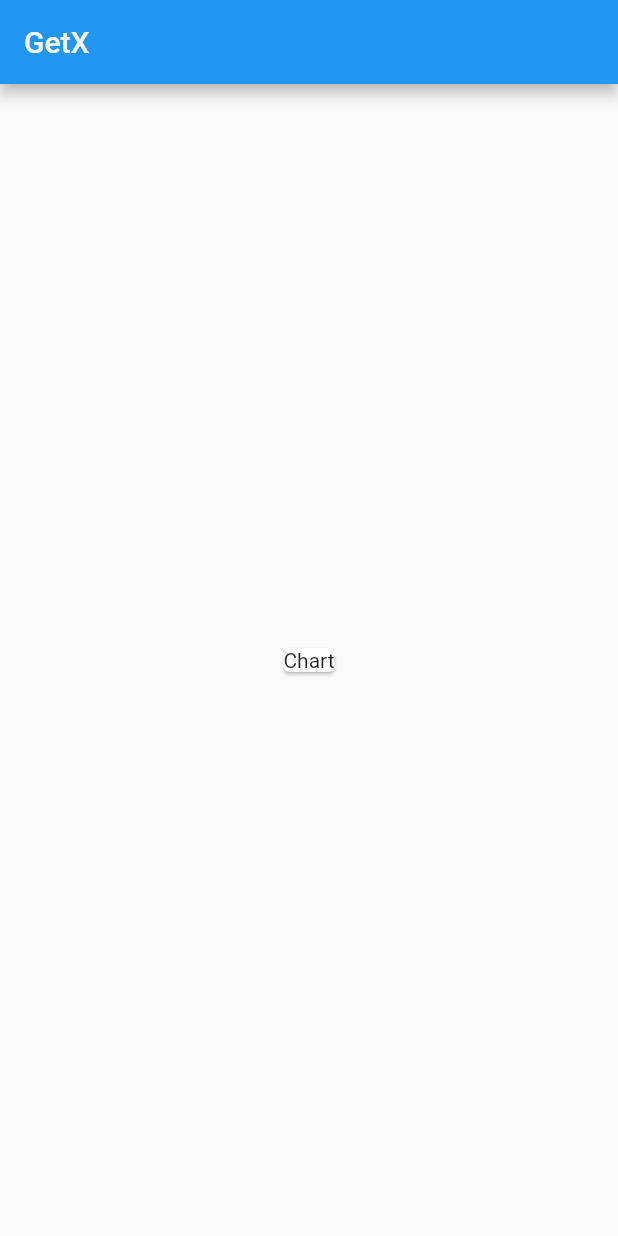
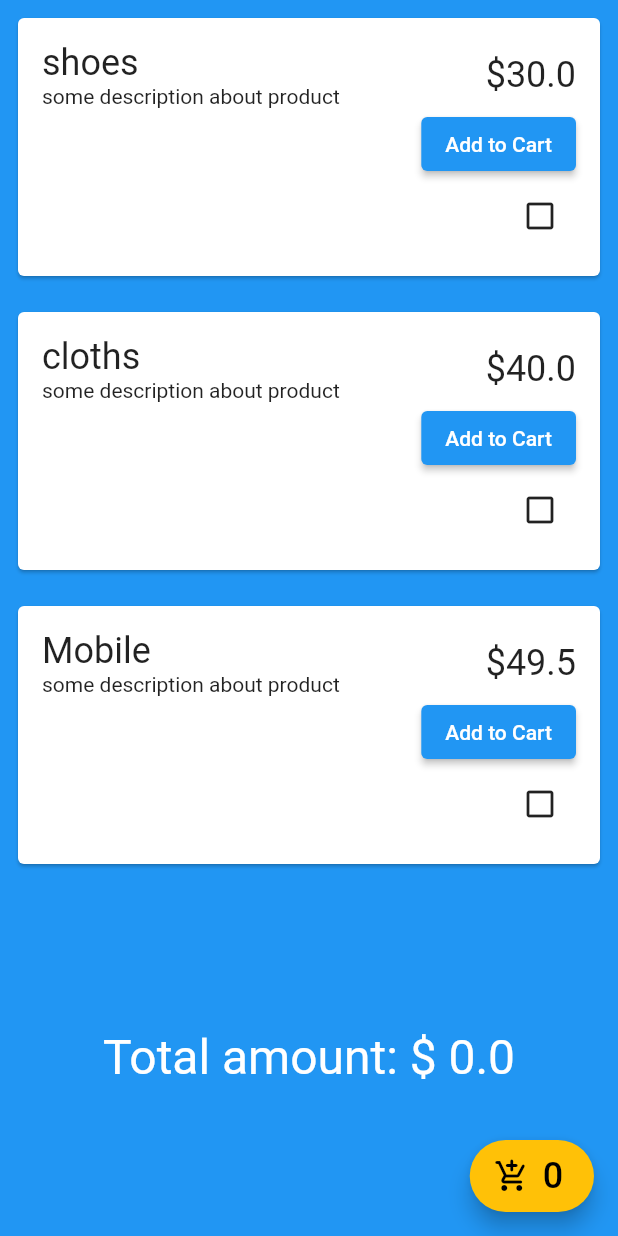
Before and after one commit to sushmitamaurya/shopping_app_getX, a Flutter app: the screen it shows after launch, on a phone screen of 412 x 824 dp. Run offline on Flutter 3.47's test engine with Material 2 defaults, Android fonts, the phone set to English and light mode, and no system bars; our stand-ins replace get.

Commit message:
add list

```diff
--- /dev/null
+++ b/lib/controllers/cartController.dart
@@ -0,0 +1,14 @@
+import 'package:get/get.dart';
+import 'package:get/get_state_manager/src/simple/get_controllers.dart';
+
+import '../models/productModels.dart';
+
+class CartController extends GetxController {
+  var cartItems = List<Product>.empty().obs;
+  int get count => cartItems.length;
+  double get totalPrice => cartItems.fold(0, (sum, item) => sum + item.price!);
+
+  addToCart(Product product) {
+    cartItems.add(product);
+  }
+}
--- /dev/null
+++ b/lib/controllers/shoppingController.dart
@@ -0,0 +1,39 @@
+import 'package:get/get.dart';
+
+import '../models/productModels.dart';
+
+class ShoppingController extends GetxController {
+  var products = List<Product>.empty().obs;
+
+  @override
+  void onInit() {
+    super.onInit();
+    fetchProducts();
+  }
+
+  void fetchProducts() async {
+    await Future.delayed(Duration(seconds: 1));
+    var productResult = [
+      Product(
+          id: 1,
+          price: 30,
+          productDescription: 'some description about product',
+          productImage: 'abd',
+          productName: 'shoes'),
+      Product(
+          id: 2,
+          price: 40,
+          productDescription: 'some description about product',
+          productImage: 'abd',
+          productName: 'cloths'),
+      Product(
+          id: 3,
+          price: 49.5,
+          productDescription: 'some description about product',
+          productImage: 'abd',
+          productName: 'Mobile'),
+    ];
+
+    products.value = productResult;
+  }
+}
--- a/lib/main.dart
+++ b/lib/main.dart
@@ -1,4 +1,8 @@
+import 'package:flutter/gestures.dart';
 import 'package:flutter/material.dart';
+import 'package:get/get.dart';
+
+import 'views/shoppingPage.dart';
 
 void main() {
   runApp(const MyApp());
@@ -15,34 +19,7 @@ class MyApp extends StatelessWidget {
       theme: ThemeData(
         primarySwatch: Colors.blue,
       ),
-      home: const MyHomePage(title: 'Flutter Demo Home Page'),
+      home: ShoppingPage(),
     );
   }
 }
-
-class MyHomePage extends StatelessWidget {
-  const MyHomePage({super.key, required this.title});
-
-  final String title;
-
-  @override
-  Widget build(BuildContext context) {
-    return Scaffold(
-        appBar: AppBar(
-          title: Text("GetX"),
-        ),
-        body: Container(
-          height: double.infinity,
-          width: double.infinity,
-          child: Row(
-            mainAxisAlignment: MainAxisAlignment.spaceAround,
-            children: [
-              Card(
-                child: Text("Chart"),
-                //elevation: 5,
-              ),
-            ],
-          ),
-        ));
-  }
-}
--- /dev/null
+++ b/lib/models/productModels.dart
@@ -0,0 +1,19 @@
+import 'package:get/state_manager.dart';
+
+class Product {
+  final int? id;
+  final String? productName;
+  final String? productImage;
+  final String? productDescription;
+  final double? price;
+
+  Product({
+    this.id,
+    this.productName,
+    this.productImage,
+    this.productDescription,
+    this.price,
+  });
+
+  final isFavorite = false.obs;
+}
--- a/lib/textButton.dart
+++ /dev/null
@@ -1,14 +0,0 @@
-import 'package:flutter/cupertino.dart';
-import 'package:flutter/src/widgets/container.dart';
-import 'package:flutter/src/widgets/framework.dart';
-
-class TextButtonPage extends StatelessWidget {
-  const TextButtonPage({super.key});
-
-  @override
-  Widget build(BuildContext context) {
-    return Container(
-      child: Text("TextBotton"),
-    );
-  }
-}
--- /dev/null
+++ b/lib/views/shoppingPage.dart
@@ -0,0 +1,109 @@
+import 'package:flutter/material.dart';
+import 'package:flutter/src/widgets/container.dart';
+import 'package:flutter/src/widgets/framework.dart';
+import 'package:get/get.dart';
+import 'package:get/get_state_manager/src/rx_flutter/rx_obx_widget.dart';
+
+import '../controllers/cartController.dart';
+import '../controllers/shoppingController.dart';
+
+class ShoppingPage extends StatelessWidget {
+  final shoppingController = Get.put(ShoppingController());
+  final cartController = Get.put(CartController());
+
+  @override
+  Widget build(BuildContext context) {
+    return Scaffold(
+      backgroundColor: Colors.blue,
+      body: SafeArea(
+        child: Column(
+          children: [
+            Expanded(
+              child: GetX<ShoppingController>(
+                builder: (controller) {
+                  return ListView.builder(
+                    itemCount: controller.products.length,
+                    itemBuilder: (context, index) {
+                      return Card(
+                        margin: const EdgeInsets.all(12),
+                        child: Padding(
+                          padding: const EdgeInsets.all(16.0),
+                          child: Column(
+                            crossAxisAlignment: CrossAxisAlignment.end,
+                            children: [
+                              Row(
+                                mainAxisAlignment:
+                                    MainAxisAlignment.spaceBetween,
+                                children: [
+                                  Column(
+                                    crossAxisAlignment:
+                                        CrossAxisAlignment.start,
+                                    children: [
+                                      Text(
+                                        '${controller.products[index].productName}',
+                                        style: TextStyle(fontSize: 24),
+                                      ),
+                                      Text(
+                                          '${controller.products[index].productDescription}'),
+                                    ],
+                                  ),
+                                  Text('\$${controller.products[index].price}',
+                                      style: TextStyle(fontSize: 24)),
+                                ],
+                              ),
+                              ElevatedButton(
+                                onPressed: () {
+                                  cartController
+                                      .addToCart(controller.products[index]);
+                                },
+                                // color: Colors.blue,
+                                // textColor: Colors.white,
+                                child: Text('Add to Cart'),
+                              ),
+                              Obx(() => IconButton(
+                                    icon: controller
+                                            .products[index].isFavorite.value
+                                        ? Icon(Icons.check_box_rounded)
+                                        : Icon(Icons
+                                            .check_box_outline_blank_outlined),
+                                    onPressed: () {
+                                      controller.products[index].isFavorite
+                                          .toggle();
+                                    },
+                                  ))
+                            ],
+                          ),
+                        ),
+                      );
+                    },
+                  );
+                },
+              ),
+            ),
+            GetX<CartController>(builder: (controller) {
+              return Text(
+                'Total amount: \$ ${controller.totalPrice}',
+                style: TextStyle(fontSize: 32, color: Colors.white),
+              );
+            }),
+            SizedBox(height: 100),
+          ],
+        ),
+      ),
+      floatingActionButton: FloatingActionButton.extended(
+        onPressed: () {},
+        backgroundColor: Colors.amber,
+        icon: Icon(
+          Icons.add_shopping_cart_rounded,
+          color: Colors.black,
+        ),
+        label: GetX<CartController>(builder: (controller) {
+          return Text(
+            controller.count.toString(),
+            style: TextStyle(color: Colors.black, fontSize: 24),
+          );
+        }),
+      ),
+    );
+  }
+}
--- a/pubspec.yaml
+++ b/pubspec.yaml
@@ -36,6 +36,7 @@ dependencies:
   # The following adds the Cupertino Icons font to your application.
   # Use with the CupertinoIcons class for iOS style icons.
   cupertino_icons: ^1.0.2
+  get: ^4.6.5
 
 dev_dependencies:
   flutter_test:
```
Also changed, not shown: pubspec.lock.
